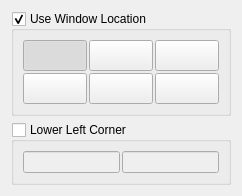
Above: Qt/ApplicationComponents/Resources/UI/pqTextLocationWidget.ui from Kitware/ParaView before the change. Below: the same form after it.
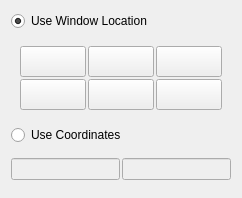
That is the form after the change. Icons and pictures are not drawn. Custom widgets are drawn as their Qt base class.

Commit message: TextSource: Change TextPosition checklists to radio buttons

Patch:
```diff
--- a/Qt/ApplicationComponents/Resources/UI/pqTextLocationWidget.ui
+++ b/Qt/ApplicationComponents/Resources/UI/pqTextLocationWidget.ui
@@ -7,30 +7,34 @@
     <x>0</x>
     <y>0</y>
     <width>242</width>
-    <height>195</height>
+    <height>198</height>
    </rect>
   </property>
   <property name="windowTitle">
    <string>Form</string>
   </property>
   <layout class="QGridLayout" name="gridLayout">
-   <item row="0" column="0">
-    <widget class="QGroupBox" name="groupBoxLocation">
+   <item row="4" column="0">
+    <widget class="QRadioButton" name="radioButtonPosition">
+     <property name="toolTip">
+      <string>Coordinates of the bottom left corner of the text object</string>
+     </property>
+     <property name="text">
+      <string>Use Coordinates</string>
+     </property>
+     <attribute name="buttonGroup">
+      <string notr="true">buttonGroup</string>
+     </attribute>
+    </widget>
+   </item>
+   <item row="2" column="0" rowspan="2">
+    <widget class="QFrame" name="frameLocation">
      <property name="sizePolicy">
       <sizepolicy hsizetype="Preferred" vsizetype="Preferred">
        <horstretch>0</horstretch>
        <verstretch>0</verstretch>
       </sizepolicy>
      </property>
-     <property name="title">
-      <string>Use Window Location</string>
-     </property>
-     <property name="checkable">
-      <bool>true</bool>
-     </property>
-     <property name="checked">
-      <bool>true</bool>
-     </property>
      <layout class="QGridLayout">
       <property name="leftMargin">
        <number>9</number>
@@ -47,77 +51,7 @@
       <property name="spacing">
        <number>2</number>
       </property>
-      <item row="0" column="1">
-       <widget class="QToolButton" name="toolButtonUC">
-        <property name="sizePolicy">
-         <sizepolicy hsizetype="Minimum" vsizetype="Fixed">
-          <horstretch>0</horstretch>
-          <verstretch>0</verstretch>
-         </sizepolicy>
-        </property>
-        <property name="toolTip">
-         <string>Top Center</string>
-        </property>
-        <property name="text">
-         <string/>
-        </property>
-        <property name="icon">
-         <iconset resource="../../../Components/Resources/pqComponents.qrc">
-          <normaloff>:/pqWidgets/Icons/pqTopCenter32.png</normaloff>:/pqWidgets/Icons/pqTopCenter32.png</iconset>
-        </property>
-        <property name="iconSize">
-         <size>
-          <width>24</width>
-          <height>24</height>
-         </size>
-        </property>
-        <property name="checkable">
-         <bool>true</bool>
-        </property>
-        <property name="autoExclusive">
-         <bool>true</bool>
-        </property>
-        <attribute name="buttonGroup">
-         <string notr="true">buttonGroupLocation</string>
-        </attribute>
-       </widget>
-      </item>
-      <item row="0" column="2">
-       <widget class="QToolButton" name="toolButtonUR">
-        <property name="sizePolicy">
-         <sizepolicy hsizetype="Minimum" vsizetype="Fixed">
-          <horstretch>0</horstretch>
-          <verstretch>0</verstretch>
-         </sizepolicy>
-        </property>
-        <property name="toolTip">
-         <string>Top Right Corner</string>
-        </property>
-        <property name="text">
-         <string/>
-        </property>
-        <property name="icon">
-         <iconset resource="../../../Components/Resources/pqComponents.qrc">
-          <normaloff>:/pqWidgets/Icons/pqTopRightCorner32.png</normaloff>:/pqWidgets/Icons/pqTopRightCorner32.png</iconset>
-        </property>
-        <property name="iconSize">
-         <size>
-          <width>24</width>
-          <height>24</height>
-         </size>
-        </property>
-        <property name="checkable">
-         <bool>true</bool>
-        </property>
-        <property name="autoExclusive">
-         <bool>true</bool>
-        </property>
-        <attribute name="buttonGroup">
-         <string notr="true">buttonGroupLocation</string>
-        </attribute>
-       </widget>
-      </item>
-      <item row="0" column="0">
+      <item row="1" column="0">
        <widget class="QToolButton" name="toolButtonUL">
         <property name="sizePolicy">
          <sizepolicy hsizetype="Minimum" vsizetype="Fixed">
@@ -145,7 +79,7 @@
          <bool>true</bool>
         </property>
         <property name="checked">
-         <bool>true</bool>
+         <bool>false</bool>
         </property>
         <property name="autoExclusive">
          <bool>true</bool>
@@ -155,7 +89,7 @@
         </attribute>
        </widget>
       </item>
-      <item row="1" column="2">
+      <item row="2" column="2">
        <widget class="QToolButton" name="toolButtonLR">
         <property name="sizePolicy">
          <sizepolicy hsizetype="Minimum" vsizetype="Fixed">
@@ -190,7 +124,7 @@
         </attribute>
        </widget>
       </item>
-      <item row="1" column="0">
+      <item row="2" column="0">
        <widget class="QToolButton" name="toolButtonLL">
         <property name="sizePolicy">
          <sizepolicy hsizetype="Minimum" vsizetype="Fixed">
@@ -225,7 +159,77 @@
         </attribute>
        </widget>
       </item>
+      <item row="1" column="2">
+       <widget class="QToolButton" name="toolButtonUR">
+        <property name="sizePolicy">
+         <sizepolicy hsizetype="Minimum" vsizetype="Fixed">
+          <horstretch>0</horstretch>
+          <verstretch>0</verstretch>
+         </sizepolicy>
+        </property>
+        <property name="toolTip">
+         <string>Top Right Corner</string>
+        </property>
+        <property name="text">
+         <string/>
+        </property>
+        <property name="icon">
+         <iconset resource="../../../Components/Resources/pqComponents.qrc">
+          <normaloff>:/pqWidgets/Icons/pqTopRightCorner32.png</normaloff>:/pqWidgets/Icons/pqTopRightCorner32.png</iconset>
+        </property>
+        <property name="iconSize">
+         <size>
+          <width>24</width>
+          <height>24</height>
+         </size>
+        </property>
+        <property name="checkable">
+         <bool>true</bool>
+        </property>
+        <property name="autoExclusive">
+         <bool>true</bool>
+        </property>
+        <attribute name="buttonGroup">
+         <string notr="true">buttonGroupLocation</string>
+        </attribute>
+       </widget>
+      </item>
       <item row="1" column="1">
+       <widget class="QToolButton" name="toolButtonUC">
+        <property name="sizePolicy">
+         <sizepolicy hsizetype="Minimum" vsizetype="Fixed">
+          <horstretch>0</horstretch>
+          <verstretch>0</verstretch>
+         </sizepolicy>
+        </property>
+        <property name="toolTip">
+         <string>Top Center</string>
+        </property>
+        <property name="text">
+         <string/>
+        </property>
+        <property name="icon">
+         <iconset resource="../../../Components/Resources/pqComponents.qrc">
+          <normaloff>:/pqWidgets/Icons/pqTopCenter32.png</normaloff>:/pqWidgets/Icons/pqTopCenter32.png</iconset>
+        </property>
+        <property name="iconSize">
+         <size>
+          <width>24</width>
+          <height>24</height>
+         </size>
+        </property>
+        <property name="checkable">
+         <bool>true</bool>
+        </property>
+        <property name="autoExclusive">
+         <bool>true</bool>
+        </property>
+        <attribute name="buttonGroup">
+         <string notr="true">buttonGroupLocation</string>
+        </attribute>
+       </widget>
+      </item>
+      <item row="2" column="1">
        <widget class="QToolButton" name="toolButtonLC">
         <property name="sizePolicy">
          <sizepolicy hsizetype="Minimum" vsizetype="Fixed">
@@ -266,30 +270,49 @@
      </layout>
     </widget>
    </item>
-   <item row="1" column="0">
-    <widget class="QGroupBox" name="groupBoxPosition">
-     <property name="title">
-      <string>Lower Left Corner</string>
-     </property>
-     <property name="checkable">
-      <bool>true</bool>
-     </property>
-     <property name="checked">
+   <item row="5" column="0">
+    <widget class="QFrame" name="framePosition">
+     <property name="enabled">
       <bool>false</bool>
      </property>
      <layout class="QGridLayout" name="gridLayout_2">
+      <property name="leftMargin">
+       <number>0</number>
+      </property>
+      <property name="topMargin">
+       <number>0</number>
+      </property>
+      <property name="rightMargin">
+       <number>0</number>
+      </property>
+      <property name="bottomMargin">
+       <number>0</number>
+      </property>
       <property name="spacing">
        <number>2</number>
       </property>
-      <item row="0" column="0">
+      <item row="1" column="0">
        <widget class="pqDoubleLineEdit" name="pos1X"/>
       </item>
-      <item row="0" column="1">
+      <item row="1" column="1">
        <widget class="pqDoubleLineEdit" name="pos1Y"/>
       </item>
      </layout>
     </widget>
    </item>
+   <item row="0" column="0">
+    <widget class="QRadioButton" name="radioButtonLocation">
+     <property name="text">
+      <string>Use Window Location</string>
+     </property>
+     <property name="checked">
+      <bool>true</bool>
+     </property>
+     <attribute name="buttonGroup">
+      <string notr="true">buttonGroup</string>
+     </attribute>
+    </widget>
+   </item>
   </layout>
  </widget>
  <customwidgets>
```
Left out of the diff: 51 changed lines with no effect on the pictures. The commit also changes 6 other files.
